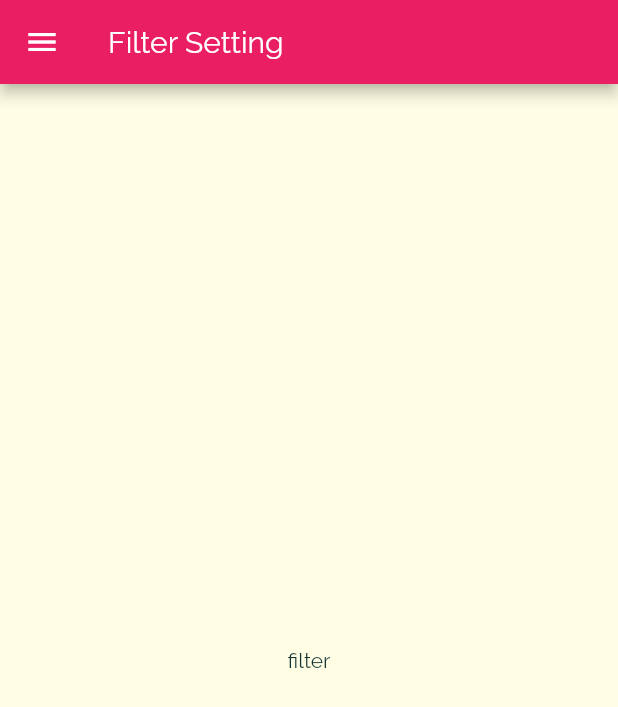
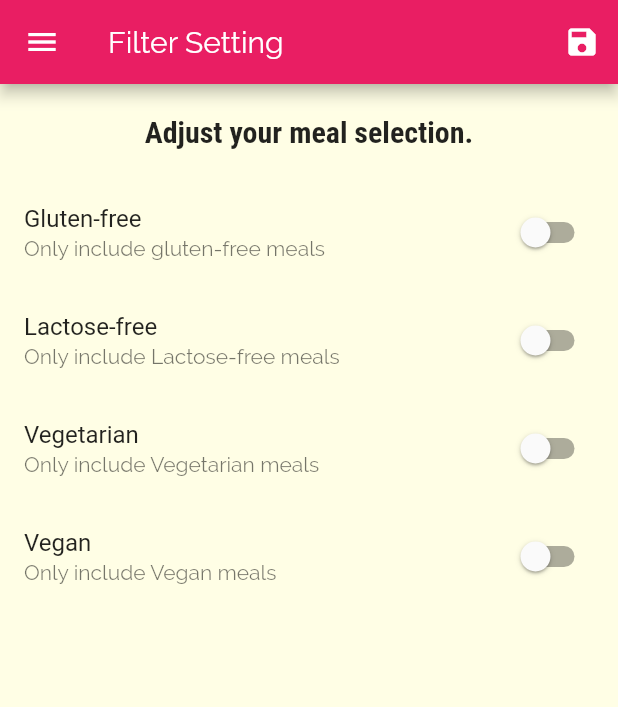
Before and after one commit to jamil-qn/cooking_up-app, a Flutter app: the FiltersScreen screen opened by its route, on a phone screen of 412 x 824 dp. Shown: the top 707 px of the screen. Run offline on Flutter 3.47's test engine with Material 2 defaults, Android fonts, the phone set to English and light mode, and no system bars.

Commit message:
add a filter page for handling a switch for filter item

```diff
--- a/lib/main.dart
+++ b/lib/main.dart
@@ -1,15 +1,53 @@
 import 'dart:ui';
 
+import './dummy_data.dart';
 import './screens/filters_screen.dart';
 import './screens/tabs_screen.dart';
 import './screens/meal_detail_screen.dart';
 import './screens/category_meals_screen.dart';
 import 'package:flutter/material.dart';
 import './screens/categories_screen.dart';
+import './models/meal.dart';
 
 void main() => runApp(MyApp());
 
-class MyApp extends StatelessWidget {
+class MyApp extends StatefulWidget {
+  @override
+  _MyAppState createState() => _MyAppState();
+}
+
+class _MyAppState extends State<MyApp> {
+  Map<String, bool> _filters = {
+    'gluten': false,
+    'lactose': false,
+    'vegan': false,
+    'vegetarian': false,
+  };
+
+  List<Meal> _availableMeals = DUMMY_MEALS;
+
+  void _setFilters(Map<String, bool> filterData) {
+    setState(() {
+      _filters = filterData;
+
+      _availableMeals = DUMMY_MEALS.where((meal) {
+        if(_filters['gluten'] == true && !meal.isGlutenFree){
+          return false;
+        }
+        if(_filters['lactose'] == true && !meal.isLactoseFree){
+          return false;
+        }
+        if(_filters['vegan'] == true && !meal.isVegan){
+          return false;
+        }
+        if(_filters['vegetarian'] == true && !meal.isVegetarian){
+          return false;
+        }
+        return true;
+      }).toList();
+    });
+  }
+
   @override
   Widget build(BuildContext context) {
     return MaterialApp(
@@ -38,9 +76,9 @@
       initialRoute: '/',
       routes: {
         '/': (ctx) => TabsScreen(),
-        CategoryMealsScreen.routeName: (ctx) => CategoryMealsScreen(),
+        CategoryMealsScreen.routeName: (ctx) => CategoryMealsScreen(_availableMeals),
         MealDetailScreen.routeName: (ctx) => MealDetailScreen(),
-        FiltersScreen.routeName: (ctx) => FiltersScreen(),
+        FiltersScreen.routeName: (ctx) => FiltersScreen(_filters,_setFilters),
       },
       // onGenerateRoute: (settings){
       //   print(settings.arguments);
@@ -51,7 +89,7 @@
       //   }
       //   return MaterialPageRoute(builder: (ctx) => CategoriesScreen());
       // },
-      onUnknownRoute: (settings){
+      onUnknownRoute: (settings) {
         return MaterialPageRoute(builder: (ctx) => CategoriesScreen());
       },
     );
--- a/lib/screens/category_meals_screen.dart
+++ b/lib/screens/category_meals_screen.dart
@@ -1,10 +1,13 @@
 import 'package:flutter/material.dart';
-import '../dummy_data.dart';
 import '../widgets/meal_item.dart';
 import '../models/meal.dart';
 
 class CategoryMealsScreen extends StatefulWidget {
   static const routeName = '/category-meals';
+
+  final List<Meal> availableMeals;
+
+  CategoryMealsScreen(this.availableMeals);
 
   @override
   _CategoryMealsScreenState createState() => _CategoryMealsScreenState();
@@ -28,7 +31,7 @@
           ModalRoute.of(context)!.settings.arguments as Map<String, String>;
       final categoryId = routeArgs['id'];
       categoryTitle = routeArgs['title'] as String;
-      displayedMeals = DUMMY_MEALS.where((meal) {
+      displayedMeals = widget.availableMeals.where((meal) {
         return meal.categories.contains(categoryId);
       }).toList();
       _loadedInitData = true;
--- a/lib/screens/favorites.screen.dart
+++ b/lib/screens/favorites.screen.dart
@@ -4,7 +4,7 @@
   @override
   Widget build(BuildContext context) {
     return Center(
-      child: Text('The Favorites'),
+      child: Text('You habe no favorites yet - start addning some!'),
     );
   }
 }
--- a/lib/screens/filters_screen.dart
+++ b/lib/screens/filters_screen.dart
@@ -1,18 +1,126 @@
 import '../widgets/main_drawer.dart';
 import 'package:flutter/material.dart';
 
-class FiltersScreen extends StatelessWidget {
+class FiltersScreen extends StatefulWidget {
   static const routeName = '/filters';
+
+  final Function saveFilters;
+  final Map<String, bool> currentFilters;
+
+  FiltersScreen(this.currentFilters, this.saveFilters);
+
+  @override
+  _FiltersScreenState createState() => _FiltersScreenState();
+}
+
+class _FiltersScreenState extends State<FiltersScreen> {
+  bool _glutenfree = false;
+  bool _vegetarian = false;
+  bool _vegan = false;
+  bool _lactoseFree = false;
+
+  @override
+  initState(){
+    _glutenfree = widget.currentFilters['gluten'] as bool;
+    _vegetarian = widget.currentFilters['vegetarian'] as bool;
+    _vegan = widget.currentFilters['vegan'] as bool;
+    _lactoseFree = widget.currentFilters['lactose'] as bool;
+    super.initState();
+  }
+
+  Widget _buildswitchListTile(String title, String description,
+      bool currentValue, Function(bool?) updateValue) {
+    return SwitchListTile(
+      title: Text(title),
+      value: currentValue,
+      subtitle: Text(description),
+      onChanged: updateValue,
+    );
+  }
 
   @override
   Widget build(BuildContext context) {
     return Scaffold(
       appBar: AppBar(
         title: Text('Filter Setting'),
+        actions: [
+          IconButton(
+              onPressed: () {
+                final selectedFilters = {
+                  'gluten': _glutenfree,
+                  'lactose': _lactoseFree,
+                  'vegan': _vegan,
+                  'vegetarian': _vegetarian,
+                };
+                widget.saveFilters(selectedFilters);
+              },
+              icon: Icon(Icons.save))
+        ],
       ),
       drawer: MainDrawer(),
-      body: Center(
-        child: Text('filter'),
+      body: Column(
+        children: [
+          Container(
+            padding: EdgeInsets.all(20),
+            child: Text(
+              'Adjust your meal selection.',
+              style: Theme.of(context).textTheme.headline6,
+            ),
+          ),
+          Expanded(
+              child: ListView(
+            children: [
+              _buildswitchListTile(
+                'Gluten-free',
+                'Only include gluten-free meals',
+                _glutenfree,
+                (newValue) {
+                  setState(
+                    () {
+                      _glutenfree = newValue as bool;
+                    },
+                  );
+                },
+              ),
+              _buildswitchListTile(
+                'Lactose-free',
+                'Only include Lactose-free meals',
+                _lactoseFree,
+                (newValue) {
+                  setState(
+                    () {
+                      _lactoseFree = newValue as bool;
+                    },
+                  );
+                },
+              ),
+              _buildswitchListTile(
+                'Vegetarian',
+                'Only include Vegetarian meals',
+                _vegetarian,
+                (newValue) {
+                  setState(
+                    () {
+                      _vegetarian = newValue as bool;
+                    },
+                  );
+                },
+              ),
+              _buildswitchListTile(
+                'Vegan',
+                'Only include Vegan meals',
+                _vegan,
+                (newValue) {
+                  setState(
+                    () {
+                      _vegan = newValue as bool;
+                    },
+                  );
+                },
+              ),
+            ],
+          )),
+        ],
       ),
     );
   }
--- a/lib/screens/tabs_screen.dart
+++ b/lib/screens/tabs_screen.dart
@@ -37,7 +37,7 @@
         unselectedItemColor: Colors.white,
         selectedItemColor: Theme.of(context).accentColor,
         currentIndex: _selectedPageIndex,
-        type: BottomNavigationBarType.shifting,
+        // type: BottomNavigationBarType.shifting,
         items: [
           BottomNavigationBarItem(
             backgroundColor: Theme.of(context).primaryColor,
```
